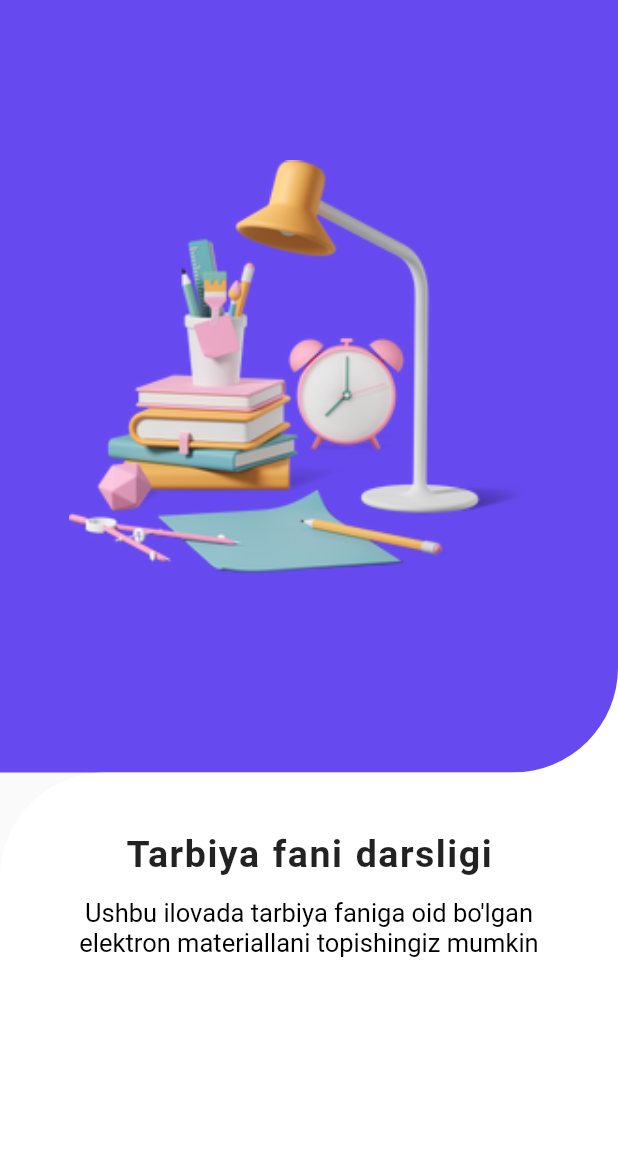
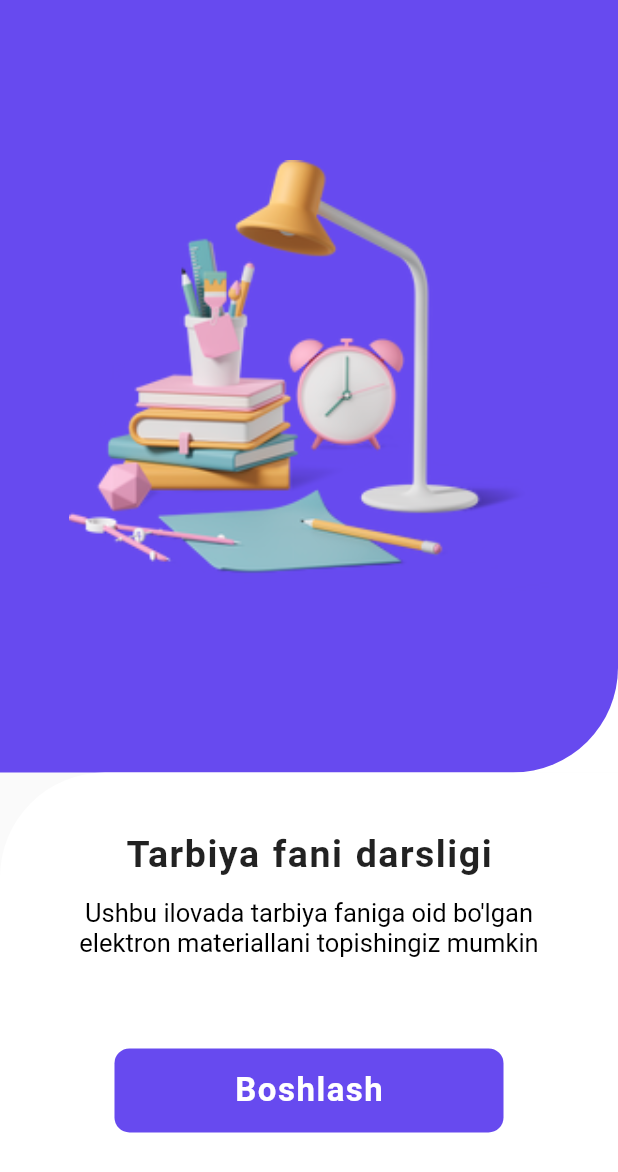
Before and after one commit to samandaruzbekistan/education_app, a Flutter app: the screen it shows after launch, on a phone screen of 412 x 824 dp. Shown: the top 1172 px of the screen. Run offline on Flutter 3.47's test engine with Material 2 defaults, Android fonts, the phone set to English and light mode, and no system bars.

Commit message:
created home screen

```diff
--- a/lib/screens/welcome_screen.dart
+++ b/lib/screens/welcome_screen.dart
@@ -1,4 +1,6 @@
 import 'package:flutter/material.dart';
+import 'package:forlesson/main.dart';
+import 'package:forlesson/screens/home_screen.dart';
 
 class WelcomeScreen extends StatelessWidget {
   const WelcomeScreen({Key? key}) : super(key: key);
@@ -41,9 +43,9 @@ class WelcomeScreen extends StatelessWidget {
                     topLeft: Radius.circular(70)
                   )
                 ),
-                child: const Column(
+                child: Column(
                   children: [
-                    Text(
+                    const Text(
                       "Tarbiya fani darsligi",
                       style: TextStyle(
                         fontSize: 25,
@@ -53,7 +55,7 @@ class WelcomeScreen extends StatelessWidget {
                       ),
                     ),
                     SizedBox(height: 15,),
-                    Padding(
+                    const Padding(
                       padding: EdgeInsets.symmetric(horizontal: 40),
                       child: Text(
                           "Ushbu ilovada tarbiya faniga oid bo'lgan elektron materiallani topishingiz mumkin",
@@ -61,6 +63,30 @@ class WelcomeScreen extends StatelessWidget {
                         style: TextStyle(
                           fontSize: 17,
                           color: Colors.black,
+                        ),
+                      ),
+                    ),
+                    SizedBox(height: 60.0,),
+                    Material(
+                      color: Color(0xFF674AEF),
+                      borderRadius: BorderRadius.circular(10),
+                      child: InkWell(
+                        onTap: (){
+                          Navigator.of(context).pushReplacement(
+                            MaterialPageRoute(builder: (context) => HomePage())
+                          );
+                        },
+                        child: Container(
+                          padding: EdgeInsets.symmetric(vertical: 15.0, horizontal: 80),
+                          child: const Text(
+                            "Boshlash",
+                            style: TextStyle(
+                              color: Colors.white,
+                              fontSize: 22,
+                              fontWeight: FontWeight.bold,
+                              letterSpacing: 1
+                            ),
+                          ),
                         ),
                       ),
                     ),
```
Also changed, not shown: lib/screens/home_screen.dart (added, +152 -0 lines).
